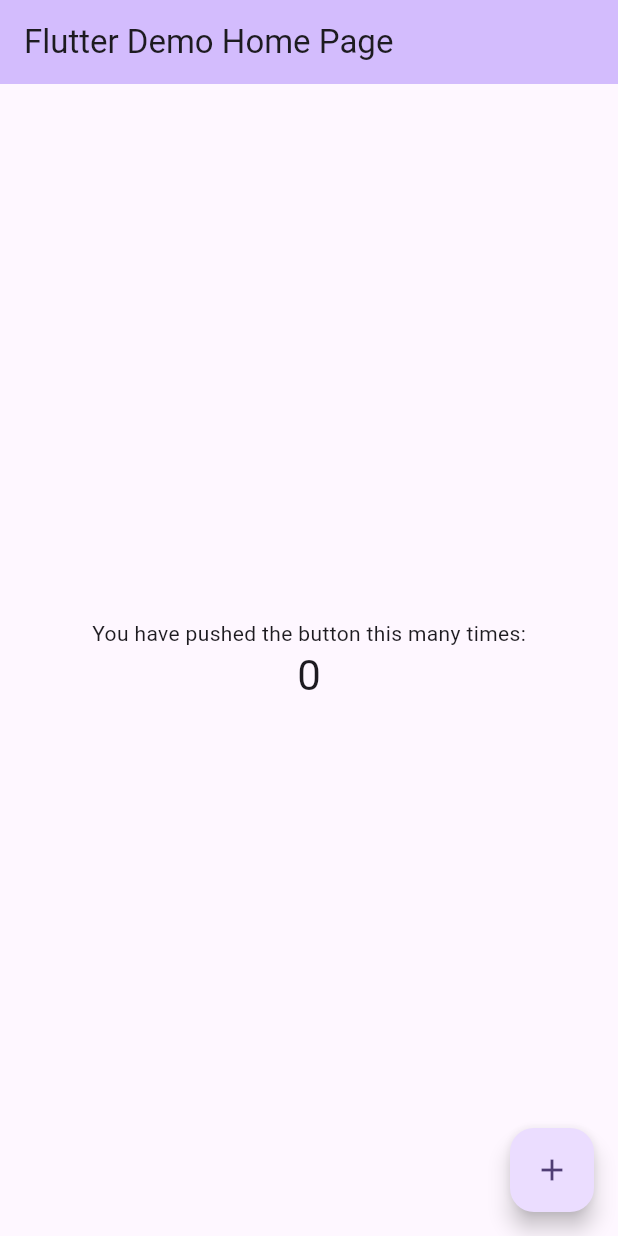
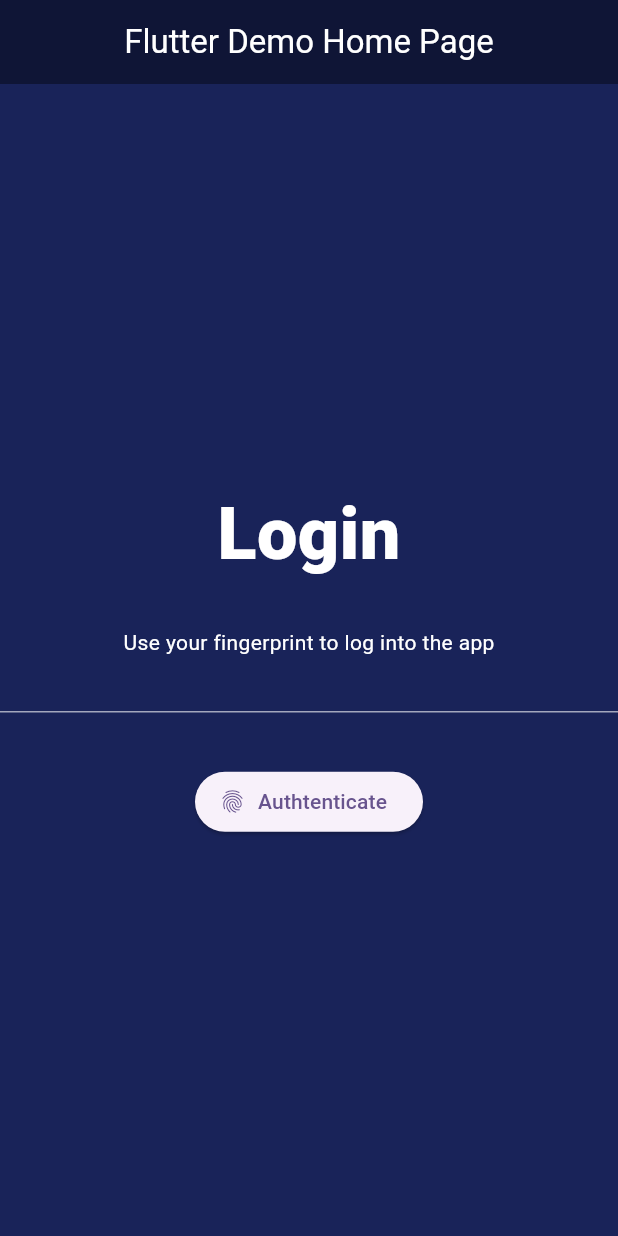
Before and after one commit to ISCIrvingDev/flutter-fingerprint-auth, a Flutter app: the screen it shows after launch, on a phone screen of 412 x 824 dp. Run offline on Flutter 3.47's test engine with Material 3 defaults, Android fonts, the phone set to English and light mode, and no system bars; our stand-ins replace local_auth.

Commit message:
Fingerprint Auth

```diff
--- a/lib/main.dart
+++ b/lib/main.dart
@@ -1,4 +1,7 @@
 import 'package:flutter/material.dart';
+
+import 'pages/authtenticated.page.dart';
+import 'shared/services/auth.service.dart';
 
 void main() {
   runApp(const MyApp());
@@ -7,27 +10,11 @@ void main() {
 class MyApp extends StatelessWidget {
   const MyApp({super.key});
 
-  // This widget is the root of your application.
   @override
   Widget build(BuildContext context) {
     return MaterialApp(
       title: 'Flutter Demo',
       theme: ThemeData(
-        // This is the theme of your application.
-        //
-        // TRY THIS: Try running your application with "flutter run". You'll see
-        // the application has a purple toolbar. Then, without quitting the app,
-        // try changing the seedColor in the colorScheme below to Colors.green
-        // and then invoke "hot reload" (save your changes or press the "hot
-        // reload" button in a Flutter-supported IDE, or press "r" if you used
-        // the command line to start the app).
-        //
-        // Notice that the counter didn't reset back to zero; the application
-        // state is not lost during the reload. To reset the state, use hot
-        // restart instead.
-        //
-        // This works for code too, not just values: Most code changes can be
-        // tested with just a hot reload.
         colorScheme: ColorScheme.fromSeed(seedColor: Colors.deepPurple),
       ),
       home: const MyHomePage(title: 'Flutter Demo Home Page'),
@@ -37,16 +24,6 @@ class MyApp extends StatelessWidget {
 
 class MyHomePage extends StatefulWidget {
   const MyHomePage({super.key, required this.title});
-
-  // This widget is the home page of your application. It is stateful, meaning
-  // that it has a State object (defined below) that contains fields that affect
-  // how it looks.
-
-  // This class is the configuration for the state. It holds the values (in this
-  // case the title) provided by the parent (in this case the App widget) and
-  // used by the build method of the State. Fields in a Widget subclass are
-  // always marked "final".
-
   final String title;
 
   @override
@@ -54,69 +31,72 @@ class MyHomePage extends StatefulWidget {
 }
 
 class _MyHomePageState extends State<MyHomePage> {
-  int _counter = 0;
-
-  void _incrementCounter() {
-    setState(() {
-      // This call to setState tells the Flutter framework that something has
-      // changed in this State, which causes it to rerun the build method below
-      // so that the display can reflect the updated values. If we changed
-      // _counter without calling setState(), then the build method would not be
-      // called again, and so nothing would appear to happen.
-      _counter++;
-    });
-  }
-
   @override
   Widget build(BuildContext context) {
-    // This method is rerun every time setState is called, for instance as done
-    // by the _incrementCounter method above.
-    //
-    // The Flutter framework has been optimized to make rerunning build methods
-    // fast, so that you can just rebuild anything that needs updating rather
-    // than having to individually change instances of widgets.
     return Scaffold(
+      backgroundColor: Color(0xFF192359),
       appBar: AppBar(
-        // TRY THIS: Try changing the color here to a specific color (to
-        // Colors.amber, perhaps?) and trigger a hot reload to see the AppBar
-        // change color while the other colors stay the same.
-        backgroundColor: Theme.of(context).colorScheme.inversePrimary,
-        // Here we take the value from the MyHomePage object that was created by
-        // the App.build method, and use it to set our appbar title.
-        title: Text(widget.title),
+        backgroundColor: Color.fromARGB(255, 15, 21, 54),
+        centerTitle: true,
+        title: Text(widget.title, style: TextStyle(color: Colors.white)),
       ),
-      body: Center(
-        // Center is a layout widget. It takes a single child and positions it
-        // in the middle of the parent.
-        child: Column(
-          // Column is also a layout widget. It takes a list of children and
-          // arranges them vertically. By default, it sizes itself to fit its
-          // children horizontally, and tries to be as tall as its parent.
-          //
-          // Column has various properties to control how it sizes itself and
-          // how it positions its children. Here we use mainAxisAlignment to
-          // center the children vertically; the main axis here is the vertical
-          // axis because Columns are vertical (the cross axis would be
-          // horizontal).
-          //
-          // TRY THIS: Invoke "debug painting" (choose the "Toggle Debug Paint"
-          // action in the IDE, or press "p" in the console), to see the
-          // wireframe for each widget.
-          mainAxisAlignment: MainAxisAlignment.center,
-          children: <Widget>[
-            const Text('You have pushed the button this many times:'),
-            Text(
-              '$_counter',
-              style: Theme.of(context).textTheme.headlineMedium,
-            ),
-          ],
+      body: SafeArea(
+        child: Center(
+          child: Column(
+            mainAxisAlignment: MainAxisAlignment.center,
+            crossAxisAlignment: CrossAxisAlignment.center,
+            children: <Widget>[
+              const Text(
+                'Login',
+                style: TextStyle(
+                  color: Colors.white,
+                  fontSize: 48,
+                  fontWeight: FontWeight.w800,
+                ),
+              ),
+              const SizedBox(height: 28),
+              const Text(
+                'Use your fingerprint to log into the app',
+                style: TextStyle(color: Colors.white),
+              ),
+              const SizedBox(height: 28),
+              Divider(color: Colors.white60),
+              const SizedBox(height: 28),
+              ElevatedButton.icon(
+                icon: Icon(Icons.fingerprint),
+                onPressed: () async {
+                  bool auth = await AuthService.auth();
+
+                  if (auth) {
+                    Navigator.push(
+                      context,
+                      MaterialPageRoute(
+                        builder: (builder) => AuthenticatedPage(),
+                      ),
+                    );
+                  } else {
+                    showDialog(
+                      context: context,
+                      builder:
+                          (builder) => AlertDialog(
+                            title: Text('It wasn\'t able to auth'),
+                            content: Text('The device has no Fingerprint'),
+                            actions: [
+                              ElevatedButton(
+                                onPressed: () => Navigator.pop(context),
+                                child: Text('Close'),
+                              ),
+                            ],
+                          ),
+                    );
+                  }
+                },
+                label: Text('Authtenticate'),
+              ),
+            ],
+          ),
         ),
       ),
-      floatingActionButton: FloatingActionButton(
-        onPressed: _incrementCounter,
-        tooltip: 'Increment',
-        child: const Icon(Icons.add),
-      ), // This trailing comma makes auto-formatting nicer for build methods.
     );
   }
 }
--- /dev/null
+++ b/lib/shared/services/auth.service.dart
@@ -0,0 +1,20 @@
+import 'package:local_auth/local_auth.dart';
+
+class AuthService {
+  static final _auth = LocalAuthentication();
+
+  static Future<bool> canAuth() async =>
+      await _auth.canCheckBiometrics || await _auth.isDeviceSupported();
+
+  static Future<bool> auth() async {
+    try {
+      if (!await canAuth()) return false;
+
+      return await _auth.authenticate(localizedReason: 'Get into the app!');
+    } catch (e) {
+      print(e);
+
+      return false;
+    }
+  }
+}
--- a/pubspec.yaml
+++ b/pubspec.yaml
@@ -34,6 +34,7 @@ dependencies:
   # The following adds the Cupertino Icons font to your application.
   # Use with the CupertinoIcons class for iOS style icons.
   cupertino_icons: ^1.0.8
+  local_auth: ^2.3.0
 
 dev_dependencies:
   flutter_test:
```
Also changed, not shown: lib/pages/authtenticated.page.dart (added, +33 -0 lines), pubspec.lock, 6 other files.
